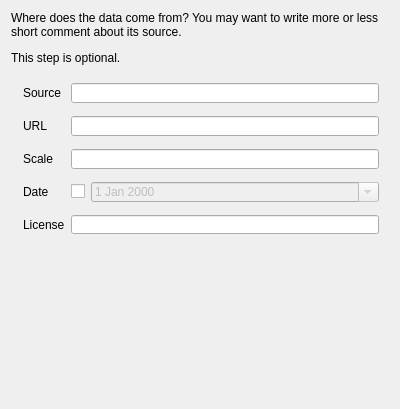
First picture: the form in safe/gui/ui/wizard/step_kw55_source.ui, repository inasafe/inasafe, before the edit.
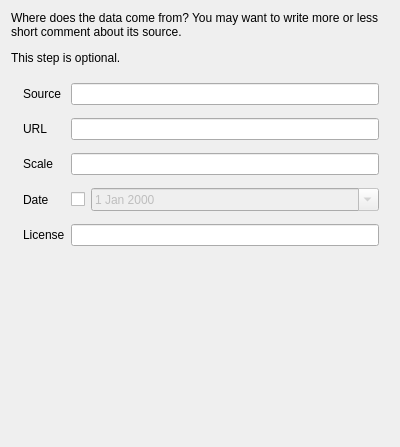
Second picture: the form after the edit.

Commit message: Better tab order for source step.

```diff
--- a/safe/gui/ui/wizard/step_kw55_source.ui
+++ b/safe/gui/ui/wizard/step_kw55_source.ui
@@ -7,7 +7,7 @@
     <x>0</x>
     <y>0</y>
     <width>400</width>
-    <height>300</height>
+    <height>447</height>
    </rect>
   </property>
   <property name="sizePolicy">
```
Left out of the diff: 8 changed lines with no effect on the pictures.
